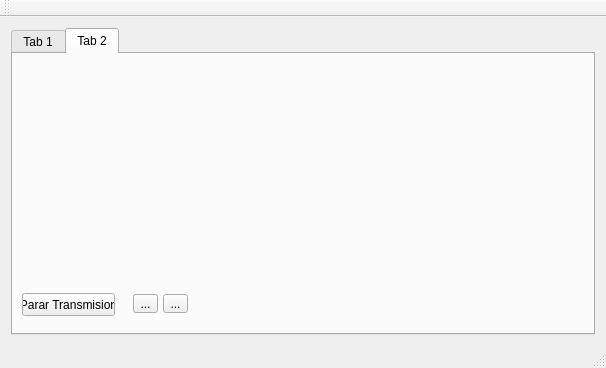
Before: the Qt Designer form mainwindow.ui in omarCamargo/serialPortQt, drawn with Qt 5.
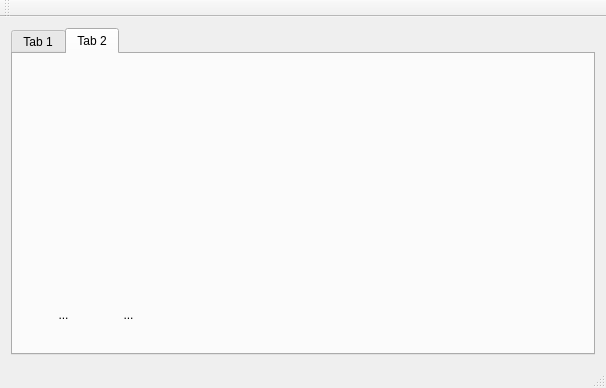
After: the same form once the commit is applied. The open tabs and pages were chosen to show the change. Icons and pictures are not drawn. Custom widgets are drawn as their Qt base class.

Commit message: imags to tool buttons was addded and the interpretation of arduino messages was fixed

```diff
--- a/mainwindow.ui
+++ b/mainwindow.ui
@@ -7,7 +7,7 @@
     <x>0</x>
     <y>0</y>
     <width>606</width>
-    <height>368</height>
+    <height>388</height>
    </rect>
   </property>
   <property name="windowTitle">
@@ -239,26 +239,13 @@
          </rect>
         </property>
        </widget>
-       <widget class="QPushButton" name="pushButton">
-        <property name="geometry">
-         <rect>
-          <x>9</x>
-          <y>239</y>
-          <width>93</width>
-          <height>23</height>
-         </rect>
-        </property>
-        <property name="text">
-         <string>Parar Transmision</string>
-        </property>
-       </widget>
        <widget class="QToolButton" name="toolButton">
         <property name="geometry">
          <rect>
-          <x>120</x>
+          <x>20</x>
           <y>240</y>
-          <width>25</width>
-          <height>19</height>
+          <width>61</width>
+          <height>41</height>
          </rect>
         </property>
         <property name="text">
@@ -270,14 +257,17 @@
           <height>32</height>
          </size>
         </property>
+        <property name="autoRaise">
+         <bool>true</bool>
+        </property>
        </widget>
        <widget class="QToolButton" name="toolButton_2">
         <property name="geometry">
          <rect>
-          <x>150</x>
+          <x>90</x>
           <y>240</y>
-          <width>25</width>
-          <height>19</height>
+          <width>51</width>
+          <height>41</height>
          </rect>
         </property>
         <property name="text">
@@ -289,6 +279,9 @@
           <height>32</height>
          </size>
         </property>
+        <property name="autoRaise">
+         <bool>true</bool>
+        </property>
        </widget>
       </widget>
      </widget>
```
Left out of the diff: 14 changed lines with no effect on the pictures. The commit also changes 3 other files.
